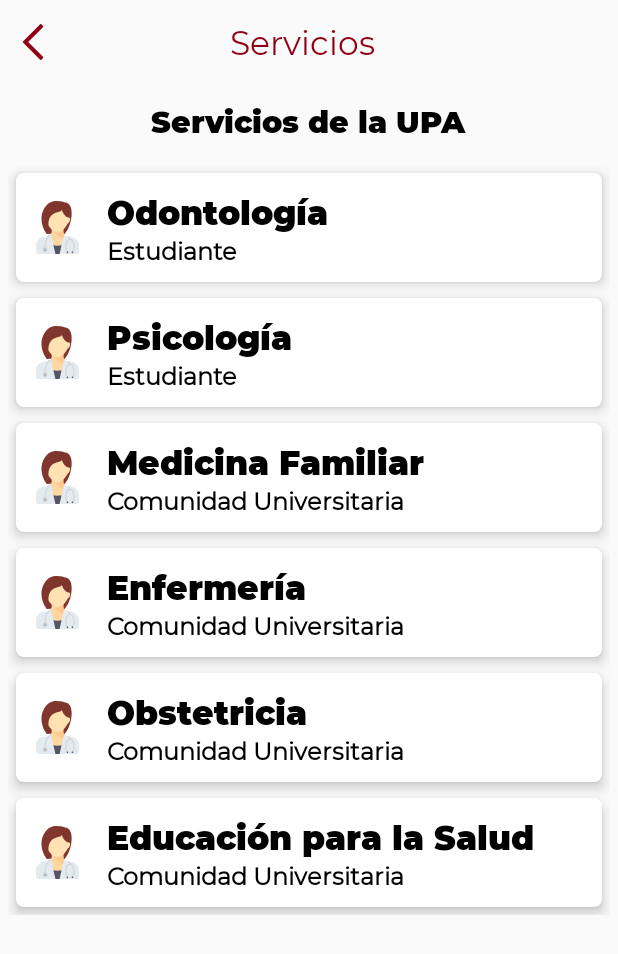
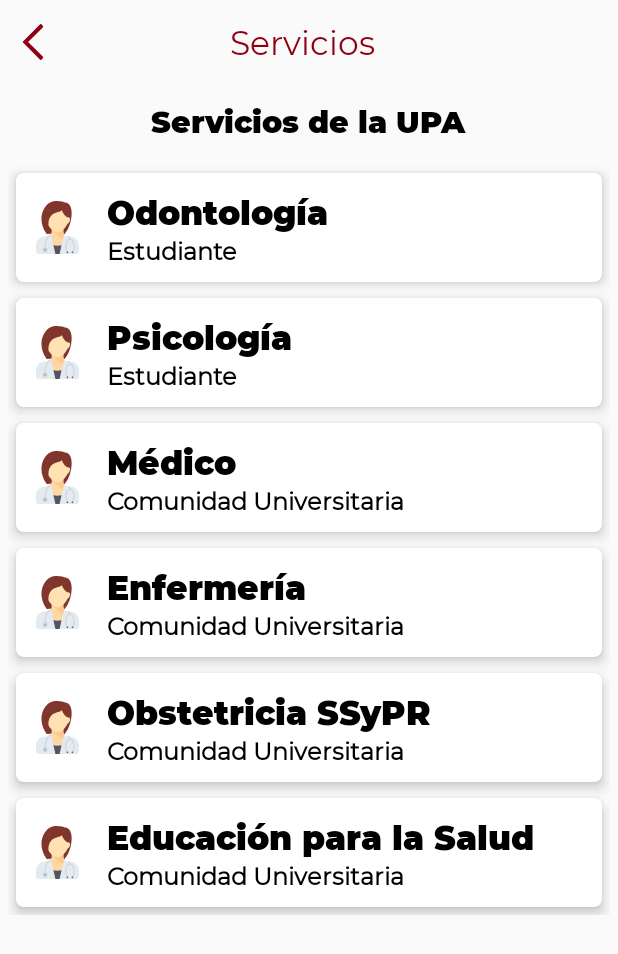
Before and after one commit to denisacosta97/Bienestar-Estudiantil, an Android app: the ServiciosUPAActivity screen opened directly, with no data from a screen before it, on a phone screen of 412 x 824 dp. Shown: the top 954 px of the screen. Run offline under Robolectric (Android 15) with nearby library versions, the phone set to English and light mode, and no system bars; pictures from the network do not load.

Commit message:
UPA Modificado

```diff
--- a/app/src/main/java/com/unse/bienestar/estudiantil/Vistas/Activities/Perfil/ConfiguracionesActivities.java
+++ b/app/src/main/java/com/unse/bienestar/estudiantil/Vistas/Activities/Perfil/ConfiguracionesActivities.java
@@ -8,6 +8,7 @@ import android.widget.ImageView;
 import android.widget.LinearLayout;
 import android.widget.TextView;
 
+import com.unse.bienestar.estudiantil.Herramientas.Utils;
 import com.unse.bienestar.estudiantil.R;
 
 import androidx.appcompat.app.AppCompatActivity;
@@ -35,7 +36,9 @@ public class ConfiguracionesActivities extends AppCompatActivity implements View
     }
 
     private void setToolbar() {
-        ((TextView) findViewById(R.id.txtTitulo)).setText("");
+        ((TextView) findViewById(R.id.txtTitulo)).setText("Configuraciones");
+        ((TextView) findViewById(R.id.txtTitulo)).setTextColor(getResources().getColor(R.color.colorAccent));
+        Utils.changeColorDrawable(((ImageView) findViewById(R.id.imgFlecha)), getApplicationContext(), R.color.colorAccent);
     }
 
     private void loadData() {
--- a/app/src/main/java/com/unse/bienestar/estudiantil/Vistas/Activities/UPA/ServiciosUPAActivity.java
+++ b/app/src/main/java/com/unse/bienestar/estudiantil/Vistas/Activities/UPA/ServiciosUPAActivity.java
@@ -61,12 +61,12 @@ public class ServiciosUPAActivity extends AppCompatActivity implements View.OnCl
 
     private void loadDataRecycler() {
         mServicios = new ArrayList<>();
-        mServicios.add(new ServiciosUPA(0, R.drawable.ic_medico, "Odontología", getString(R.string.lorem), "Lunes a Viernes", "08:30hs a 11:30hs y 14:00hs a 17:00hs", "Dra. Ana Carrizo", 0));
-        mServicios.add(new ServiciosUPA(1, R.drawable.ic_medico, "Psicología", getString(R.string.lorem), "Lunes a Viernes", "Turnos programados", "Dra. Ana Carrizo", 0));
-        mServicios.add(new ServiciosUPA(2, R.drawable.ic_medico, "Medicina Familiar", getString(R.string.lorem), "Lunes a Viernes", "08:30hs a 11:30hs", "Dra. Ana Carrizo", 1));
-        mServicios.add(new ServiciosUPA(3, R.drawable.ic_medico, "Enfermería", getString(R.string.lorem), "Lunes a Viernes", "08:30hs a 12:00hs y 14:30hs a 18:30hs", "Dra. Ana Carrizo", 1));
-        mServicios.add(new ServiciosUPA(4, R.drawable.ic_medico, "Obstetricia", getString(R.string.lorem), "Lunes a Viernes", "08:00hs a 13:00hs", "Dra. Ana Carrizo", 1));
-        mServicios.add(new ServiciosUPA(5, R.drawable.ic_medico, "Educación para la Salud", getString(R.string.lorem), "Lunes a Viernes", "08:00hs a 13:00hs", "Dra. Ana Carrizo", 1));
+        mServicios.add(new ServiciosUPA(0, R.drawable.ic_medico, "Odontología", getString(R.string.descOdont), "Lunes a Viernes", "08:30hs a 11:30hs y 14:00hs a 17:00hs", "Odont. Carolina Salido y Odont. Ana Paula Carrizo", 0));
+        mServicios.add(new ServiciosUPA(1, R.drawable.ic_medico, "Psicología", getString(R.string.descPsico), "Lunes a Viernes", "Turnos programados", "Lic. Silvia Gonzáles Corral", 0));
+        mServicios.add(new ServiciosUPA(2, R.drawable.ic_medico, "Médico", getString(R.string.descServ), "Lunes a Viernes", "08:30hs a 11:30hs", "Dra. María Laura Silva", 1));
+        mServicios.add(new ServiciosUPA(3, R.drawable.ic_medico, "Enfermería", getString(R.string.descServ), "Lunes a Viernes", "08:30hs a 12:00hs y 14:30hs a 18:30hs", "Lic. Patricia Farias y Lic. Celeste Segura", 1));
+        mServicios.add(new ServiciosUPA(4, R.drawable.ic_medico, "Obstetricia SSyPR", getString(R.string.descServ), "Lunes a Viernes", "08:00hs a 13:00hs", "Lic. Exequiel Federico Duarte", 1));
+        mServicios.add(new ServiciosUPA(5, R.drawable.ic_medico, "Educación para la Salud", getString(R.string.descServ), "Lunes a Viernes", "08:00hs a 13:00hs", "Dra. Adriana Barrera", 1));
 
         mAdapter = new ServiciosUPAAdapter(mServicios, getApplicationContext());
         mLayoutManager = new LinearLayoutManager(getApplicationContext(), RecyclerView.VERTICAL, false);
--- a/app/src/main/res/values/strings.xml
+++ b/app/src/main/res/values/strings.xml
@@ -266,6 +266,11 @@
 
     <string name="lorem">Lorem ipsum dolor sit amet, consectetur adipiscing elit, sed do eiusmod tempor incididunt ut labore et dolore magna aliqua. Ut enim ad minim veniam, quis nostrud exercitation ullamco laboris nisi ut aliquip ex ea commodo consequat. Duis aute irure dolor in reprehenderit in voluptate velit esse cillum dolore eu fugiat nulla pariatur. Excepteur sint occaecat cupidatat non proident, sunt in culpa qui officia deserunt mollit anim id est laborum.</string>
 
+    <string name="descOdont">Servicio únicamente para estudiantes de la UNSE. Para concurrir, debe presentar el certificado de alumno regular y obtener un turno previamente.</string>
+    <string name="descPsico">Servicio únicamente para estudiantes de la UNSE. Para concurrir, debe presentar el certificado de alumno regular y obtener un turno previamente.</string>
+
+    <string name="descServ">Servicio para toda la comunidad universitaria en general.</string>
+
     <!--  Información de becas  -->
 
     <!--  Beca Comedor  -->
```
